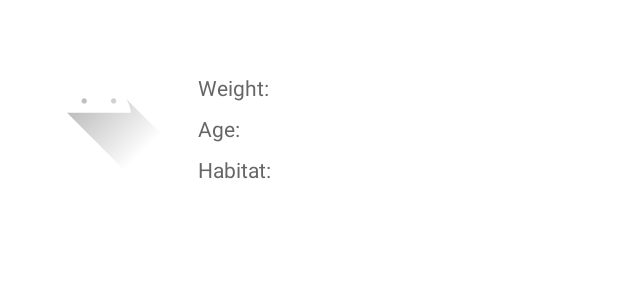
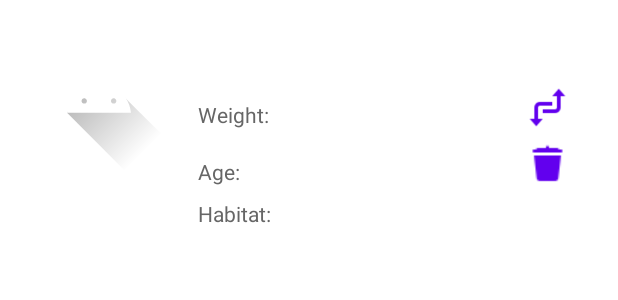
Before and after one commit to Kiatta/ZooHelper, an Android app: the layout list_item.xml on its own in the app's theme, with its tools: preview values and no code run, on a phone screen of 412 x 824 dp. Shown: the top 300 px of the screen. Run offline under Robolectric (Android 15) with nearby library versions, the phone set to English and light mode, and no system bars.

```diff
--- a/app/src/main/java/com/example/zoohelper/ListActivity.kt
+++ b/app/src/main/java/com/example/zoohelper/ListActivity.kt
@@ -9,7 +9,7 @@ import com.example.zoohelper.fragment.WeatherFragment
 import com.google.android.material.bottomnavigation.BottomNavigationView
 
 
-class ListActivity : AppCompatActivity() {
+class ListActivity() : AppCompatActivity() {
 
     private lateinit var container: FrameLayout
     private lateinit var navigation: BottomNavigationView
@@ -35,7 +35,7 @@ class ListActivity : AppCompatActivity() {
         }
 
 
-        showFragment(WeatherFragment())
+        showFragment(AnimalsFragment())
     }
 
 
--- a/app/src/main/res/layout/list_item.xml
+++ b/app/src/main/res/layout/list_item.xml
@@ -19,12 +19,22 @@
         android:orientation="vertical"
         android:paddingStart="16dp"
         android:paddingEnd="16dp">
-
+        <LinearLayout
+            android:layout_width="match_parent"
+            android:layout_height="wrap_content"
+            android:layout_marginTop="8dp"
+            android:orientation="horizontal">
         <TextView
             android:id="@+id/textViewTitle"
-            android:layout_width="match_parent"
+            android:layout_width="214dp"
             android:layout_height="wrap_content"
             android:textSize="18sp" />
+            <TextView
+                android:id="@+id/textViewID"
+                android:layout_width="wrap_content"
+                android:layout_height="wrap_content"
+                android:textSize="18sp" />
+        </LinearLayout>
 
         <LinearLayout
             android:layout_width="match_parent"
@@ -42,11 +52,17 @@
 
             <TextView
                 android:id="@+id/textViewWeight"
-                android:layout_width="0dp"
+                android:layout_width="wrap_content"
                 android:layout_height="wrap_content"
                 android:layout_weight="1"
                 android:textColor="#666666"
                 android:textSize="14sp" />
+            <Button
+                android:id="@+id/buttonShare"
+                android:layout_width="30dp"
+                android:layout_height="30dp"
+                android:background="@drawable/change"
+                android:contentDescription="Share button" />
 
         </LinearLayout>
 
@@ -71,6 +87,14 @@
                 android:layout_weight="1"
                 android:textColor="#666666"
                 android:textSize="14sp" />
+
+            <Button
+                android:id="@+id/buttonDelete"
+                android:layout_width="30dp"
+                android:layout_height="30dp"
+                android:background="@drawable/delete"
+                android:contentDescription="Share button"
+                android:onClick="onDeleteButtonClick" />
 
         </LinearLayout>
 
```
Also changed, not shown: app/src/main/java/com/example/zoohelper/AnimalViewModel.kt (+9 -3 lines), app/src/main/java/com/example/zoohelper/MainActivity.kt (+6 -3 lines), app/src/main/java/com/example/zoohelper/adapter/MyAdapter.kt (+13 -15 lines), app/src/main/java/com/example/zoohelper/fragment/AnimalsFragment.kt (+13 -6 lines), app/src/main/java/com/example/zoohelper/fragment/ListFragment.kt (deleted, +0 -27 lines), app/src/main/res/layout/fragment_list.xml (deleted, +0 -20 lines), app/src/main/res/drawable/delete.png (added).
